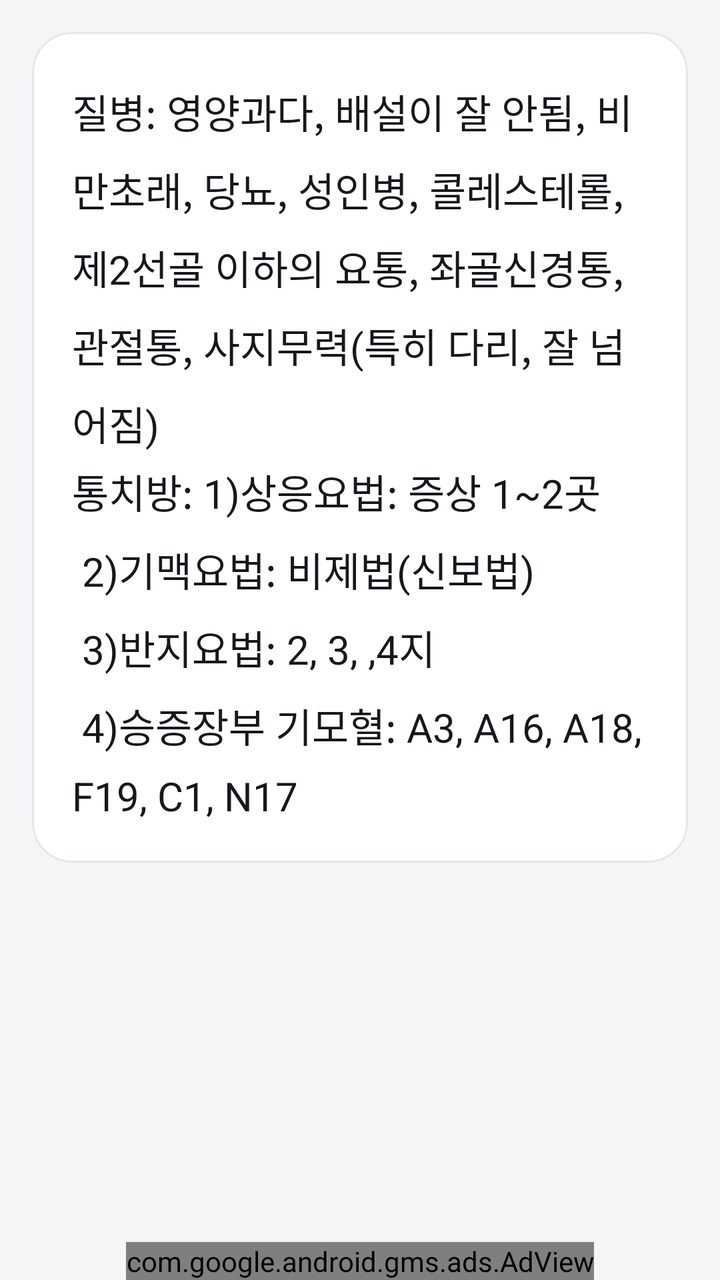
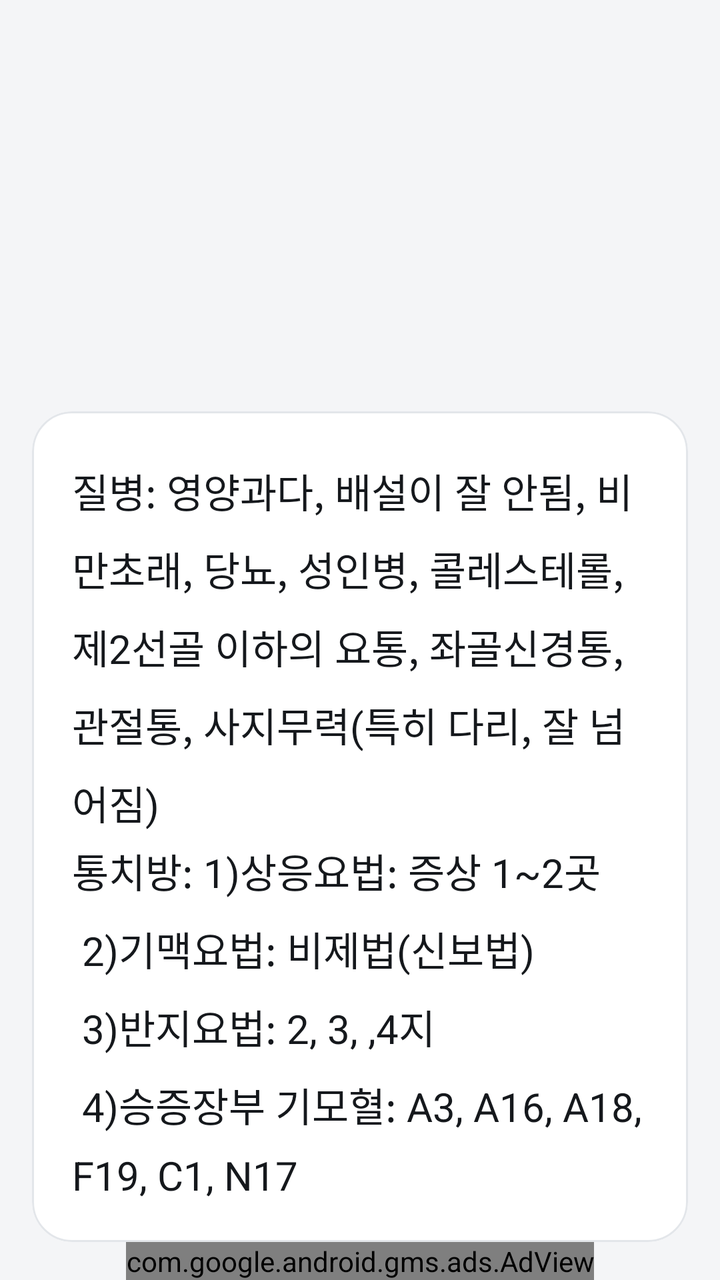

Compare the two renders of this Android layout. The source of the first and the diff that turns it into the second are given below.
<!-- AndroidManifest.xml: application theme AppTheme -->
<!-- res/layout/activity_eumsil.xml -->
<RelativeLayout xmlns:android="http://schemas.android.com/apk/res/android"
    xmlns:tools="http://schemas.android.com/tools"
    xmlns:app="http://schemas.android.com/apk/res-auto"
    xmlns:ads="http://schemas.android.com/apk/res-auto"
    android:layout_width="match_parent"
    android:layout_height="match_parent"
    android:paddingTop="@dimen/activity_vertical_margin"
    android:paddingLeft="@dimen/activity_horizontal_margin"
    android:paddingRight="@dimen/activity_horizontal_margin"
    tools:context=".MainActivity" >

    <ScrollView
        android:layout_width="fill_parent"
        android:layout_height="wrap_content" >

        <com.google.android.material.card.MaterialCardView
            android:layout_width="match_parent"
            android:layout_height="wrap_content"
            app:cardBackgroundColor="@color/surface"
            app:cardCornerRadius="@dimen/card_radius"
            app:cardElevation="0dp"
            app:strokeColor="@color/outline"
            app:strokeWidth="1dp" >

        <LinearLayout
            android:layout_width="match_parent"
            android:layout_height="wrap_content"
            android:orientation="vertical"
            android:padding="20dp" >

            <TextView
                android:layout_width="wrap_content"
                android:layout_height="wrap_content"
                android:layout_marginTop="5dp"
                android:text="@string/eumsil"
                style="@style/myTextView" />

            <TextView
                android:layout_width="wrap_content"
                android:layout_height="wrap_content"
                android:layout_marginTop="5dp"
                android:text="@string/eumsil2"
                style="@style/myTextView" />

        </LinearLayout>
        </com.google.android.material.card.MaterialCardView>
    </ScrollView>

    <com.google.android.gms.ads.AdView
        android:id="@+id/adView"
        android:layout_width="wrap_content"
        android:layout_height="wrap_content"
        android:layout_centerHorizontal="true"
        android:layout_alignParentBottom="true"
        ads:adSize="BANNER"
        ads:adUnitId="@string/banner_ad_unit_id" />



</RelativeLayout>
<!-- resources referenced by this layout -->
<resources>
  <color name="outline">#E3E6EA</color>
  <color name="surface">#FFFFFF</color>
  <dimen name="activity_horizontal_margin">16dp</dimen>
  <dimen name="activity_vertical_margin">16dp</dimen>
  <dimen name="card_radius">20dp</dimen>
  <string name="banner_ad_unit_id">ca-app-pub-1253642133922353/2152469025</string>
  <string name="eumsil">질병: 영양과다, 배설이 잘 안됨, 비만초래,
                 당뇨, 성인병, 콜레스테롤, 제2선골 이하의 요통, 좌골신경통, 관절통,
                 사지무력(특히 다리, 잘 넘어짐)</string>
  <string name="eumsil2">통치방: 1)상응요법: 증상 1~2곳 \n
         2)기맥요법: 비제법(신보법)\n
         3)반지요법: 2, 3, ,4지\n
         4)승증장부 기모혈: A3, A16, A18, F19, C1, N17</string>
  <style name="myTextView">
          <item name="android:textSize">20sp</item>
          <item name="android:textColor">@color/text_primary</item>
          <item name="android:lineSpacingMultiplier">1.35</item>
      </style>
  <style name="AppTheme" parent="AppBaseTheme">
          <item name="colorPrimary">@color/bar</item>
          <item name="colorPrimaryDark">@color/bar_dark</item>
          <item name="colorAccent">@color/accent</item>
          <item name="android:windowBackground">@color/bg</item>
          <item name="android:buttonStyle">@style/AppButton</item>
      </style>
  <color name="text_primary">#15181C</color>
  <style name="AppBaseTheme" parent="Theme.MaterialComponents.Light.Bridge">
          
      </style>
  <color name="bar">#14171A</color>
  <color name="bar_dark">#0B0D0F</color>
  <color name="accent">#1F6E43</color>
  <color name="bg">#F4F5F7</color>
  <style name="AppButton" parent="Widget.AppCompat.Button">
          <item name="android:background">@drawable/button_test</item>
          <item name="android:textColor">@color/text_primary</item>
          <item name="android:textSize">24sp</item>
          <item name="android:fontFamily">sans-serif-medium</item>
          <item name="android:textAllCaps">false</item>
          <item name="android:minHeight">78dp</item>
          <item name="android:stateListAnimator">@null</item>
          <item name="android:elevation">0dp</item>
      </style>
  <!-- drawable button_test (drawable) -->
  <?xml version="1.0" encoding="utf-8"?>
  <selector xmlns:android="http://schemas.android.com/apk/res/android">
      <item android:state_pressed="true">
          <shape android:shape="rectangle">
              <solid android:color="@color/accent_soft" />
              <stroke
                  android:width="1dp"
                  android:color="@color/accent" />
              <padding
                  android:left="12dp"
                  android:top="12dp"
                  android:right="12dp"
                  android:bottom="12dp" />
              <corners android:radius="16dp" />
          </shape>
      </item>
      <item>
          <shape android:shape="rectangle">
              <solid android:color="@color/surface" />
              <stroke
                  android:width="1dp"
                  android:color="@color/outline" />
              <padding
                  android:left="12dp"
                  android:top="12dp"
                  android:right="12dp"
                  android:bottom="12dp" />
              <corners android:radius="16dp" />
          </shape>
      </item>
  </selector>
  <color name="accent_soft">#E7F1EC</color>
</resources>

<!-- the commit's change to res/layout/activity_eumsil.xml (unified diff, before → after) -->
@@ -10,6 +10,7 @@
     tools:context=".MainActivity" >
 
     <ScrollView
+        android:layout_above="@id/adView"
         android:layout_width="fill_parent"
         android:layout_height="wrap_content" >
 
